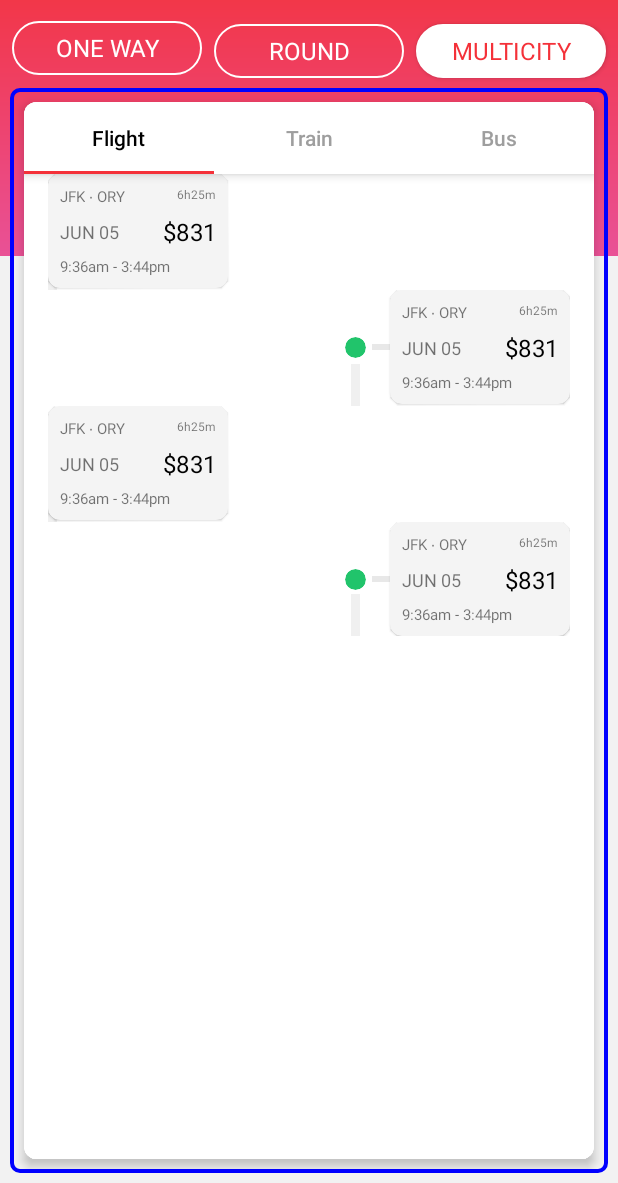
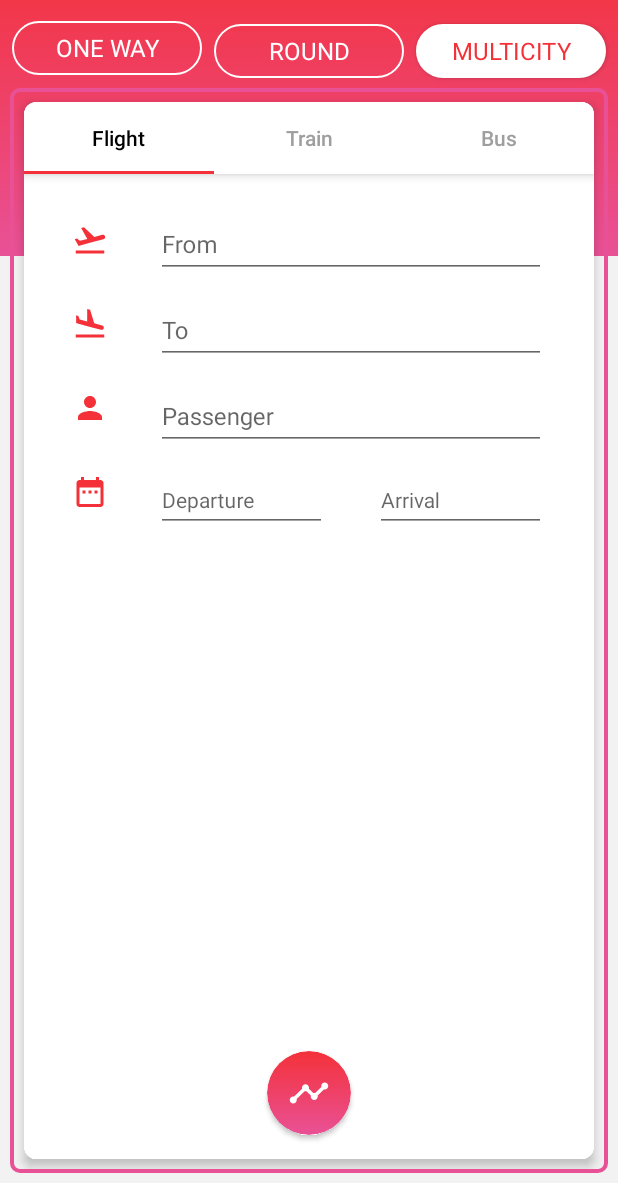
Before and after one commit to nelsonkam/air-asia, an Android app: the screen it shows after launch (MainActivity), after a tap on "MULTICITY", on a phone screen of 412 x 824 dp, the part 53-1236 px from its top. Run offline under Robolectric (Android 15) with nearby library versions, the phone set to English and light mode, and no system bars; libraries missing offline, so code that uses them is left out: co.mobiwise.materialintro; 2 statements that could not run were skipped; 2 other taps on this screen came first.

Commit message:
App finished. \o/ !

```diff
--- a/app/src/main/java/io/airasia/HighlightView.java
+++ b/app/src/main/java/io/airasia/HighlightView.java
@@ -16,10 +16,12 @@ public class HighlightView extends View {
     private RectF rectF;
     private Rect rect;
     private Paint paint;
+    private String color;
 
-    public HighlightView(Context context, Rect rect) {
+    public HighlightView(Context context, Rect rect, String color) {
         super(context);
         this.rect = rect;
+        this.color = color;
         init();
     }
 
@@ -34,7 +36,7 @@ public class HighlightView extends View {
 
         rectF.set(this.rect);
 
-        paint.setColor(Color.BLUE);
+        paint.setColor(Color.parseColor(this.color));
         paint.setStrokeWidth(4);
         paint.setStyle(Paint.Style.STROKE);
         canvas.drawRoundRect(rectF, 8, 8, paint);
--- a/app/src/main/java/io/airasia/MainActivity.java
+++ b/app/src/main/java/io/airasia/MainActivity.java
@@ -7,6 +7,7 @@ import android.support.v4.app.FragmentTransaction;
 import android.support.v4.content.ContextCompat;
 import android.support.v7.app.AppCompatActivity;
 import android.view.View;
+import android.view.ViewGroup;
 import android.widget.Button;
 import android.widget.RelativeLayout;
 
@@ -37,7 +38,7 @@ public class MainActivity extends AppCompatActivity implements View.OnClickListe
 
         fragmentContainer = (RelativeLayout) findViewById(R.id.fragment_container);
         initialBackground = fragmentContainer.getBackground();
-
+        ViewGroup parentViewGroup = ((ViewGroup) getWindow().getDecorView());
         // "One way" is selected by default
         activateButton(oneWay);
     }
--- a/app/src/main/java/io/airasia/adapters/TabPagerAdapter.java
+++ b/app/src/main/java/io/airasia/adapters/TabPagerAdapter.java
@@ -1,7 +1,8 @@
 package io.airasia.adapters;
+
 import android.support.v4.app.Fragment;
 import android.support.v4.app.FragmentManager;
-import android.support.v4.app.FragmentPagerAdapter;
+import android.support.v4.app.FragmentStatePagerAdapter;
 
 import java.util.ArrayList;
 import java.util.List;
@@ -10,7 +11,7 @@ import java.util.List;
  * Created by nelson on 3/13/17.
  */
 
-public class TabPagerAdapter extends FragmentPagerAdapter {
+public class TabPagerAdapter extends FragmentStatePagerAdapter {
     private final List<Fragment> mFragmentList = new ArrayList<>();
     private final List<String> mFragmentTitleList = new ArrayList<>();
     public TabPagerAdapter(FragmentManager manager) {
--- a/app/src/main/java/io/airasia/adapters/TripAdapter.java
+++ b/app/src/main/java/io/airasia/adapters/TripAdapter.java
@@ -80,7 +80,7 @@ public class TripAdapter extends RecyclerView.Adapter<TripAdapter.ViewHolder> {
             coloredCircle = (CardView) itemView.findViewById(R.id.colored_circle);
             secondConnector = itemView.findViewById(R.id.second_item_connector);
             tripView = (CardView) itemView.findViewById(R.id.trip_view);
-            itemView.setOnClickListener(this);
+            tripView.setOnClickListener(this);
             this.ctx = ctx;
         }
 
--- a/app/src/main/java/io/airasia/fragments/FlightFragment.java
+++ b/app/src/main/java/io/airasia/fragments/FlightFragment.java
@@ -5,9 +5,6 @@ import android.os.Bundle;
 import android.support.annotation.Nullable;
 import android.support.constraint.ConstraintLayout;
 import android.support.v4.app.Fragment;
-import android.support.v7.widget.CardView;
-import android.support.v7.widget.LinearLayoutManager;
-import android.support.v7.widget.RecyclerView;
 import android.view.LayoutInflater;
 import android.view.MotionEvent;
 import android.view.View;
@@ -16,11 +13,9 @@ import android.widget.DatePicker;
 import android.widget.EditText;
 
 import java.text.SimpleDateFormat;
-import java.util.ArrayList;
 import java.util.Calendar;
 
 import io.airasia.R;
-import io.airasia.adapters.TripAdapter;
 
 
 public class FlightFragment extends Fragment implements View.OnClickListener, DatePickerDialog.OnDateSetListener, View.OnTouchListener {
@@ -47,22 +42,11 @@ public class FlightFragment extends Fragment implements View.OnClickListener, Da
         departureEditText.setOnTouchListener(this);
         arrivalEditText = (EditText) view.findViewById(R.id.arrival_edit_text);
         arrivalEditText.setOnTouchListener(this);
-        CardView fab = (CardView) getView().findViewById(R.id.timeline_fab);
-        fab.setOnClickListener(this);
+//        CardView fab = (CardView) getView().findViewById(R.id.timeline_fab);
+//        fab.setOnClickListener(this);
         firstView = (ConstraintLayout) view.findViewById(R.id.first_view);
         secondView = (ConstraintLayout) view.findViewById(R.id.second_view);
-        RecyclerView recyclerView = (RecyclerView) view.findViewById(R.id.recycler_view);
-        recyclerView.setHasFixedSize(true);
 
-        // use a linear layout manager
-        LinearLayoutManager mLayoutManager = new LinearLayoutManager(getContext());
-        recyclerView.setLayoutManager(mLayoutManager);
-        ArrayList<Boolean> states = new ArrayList<>();
-        states.add(true);
-        states.add(false);
-        states.add(false);
-        states.add(false);
-        recyclerView.setAdapter(new TripAdapter(states, getActivity()));
     }
 
     @Override
--- a/app/src/main/java/io/airasia/fragments/MulticityFragment.java
+++ b/app/src/main/java/io/airasia/fragments/MulticityFragment.java
@@ -6,9 +6,14 @@ import android.support.annotation.Nullable;
 import android.support.design.widget.TabLayout;
 import android.support.v4.app.Fragment;
 import android.support.v4.view.ViewPager;
+import android.support.v7.widget.CardView;
 import android.view.LayoutInflater;
 import android.view.View;
 import android.view.ViewGroup;
+import android.widget.ImageView;
+
+import java.util.ArrayList;
+import java.util.List;
 
 import io.airasia.R;
 import io.airasia.adapters.TabPagerAdapter;
@@ -16,12 +21,12 @@ import io.airasia.adapters.TabPagerAdapter;
 /**
  * A simple {@link Fragment} subclass.
  */
-public class MulticityFragment extends Fragment {
+public class MulticityFragment extends Fragment implements View.OnClickListener {
 
     TabLayout tabLayout;
     TabPagerAdapter adapter;
     ViewPager viewPager;
-
+    ImageView timelineIcon;
     public MulticityFragment() {
         // Required empty public constructor
     }
@@ -40,16 +45,45 @@ public class MulticityFragment extends Fragment {
         super.onActivityCreated(savedInstanceState);
         tabLayout = (TabLayout) getView().findViewById(R.id.tab_layout);
         viewPager = (ViewPager) getView().findViewById(R.id.viewPager);
-        setupViewPager(viewPager);
+        List<Fragment> fragments = new ArrayList<>();
+        fragments.add(new FlightFragment());
+        fragments.add(new FlightFragment());
+        fragments.add(new FlightFragment());
+        List<String> titles = new ArrayList<>();
+        titles.add("Flight");
+        titles.add("Train");
+        titles.add("Bus");
+        setupViewPager(viewPager, fragments, titles);
         tabLayout.setupWithViewPager(viewPager);
+        CardView timelineFab = (CardView) getView().findViewById(R.id.timeline_fab);
+        timelineFab.setOnClickListener(this);
+        timelineIcon = (ImageView) getView().findViewById(R.id.timeline_icon);
     }
 
-    private void setupViewPager(ViewPager viewPager) {
+    private void setupViewPager(ViewPager viewPager, List<Fragment> fragments, List<String> titles) {
         adapter = new TabPagerAdapter(getChildFragmentManager());
         // Add fragments as well as titles to be added as tabs
-        adapter.addFrag(new FlightFragment(), "Flight");
-        adapter.addFrag(new FlightFragment(), "Train");
-        adapter.addFrag(new FlightFragment(), "Bus");
+        for (int i = 0; i < fragments.size(); i++) {
+            adapter.addFrag(fragments.get(i), titles.get(i));
+        }
         viewPager.setAdapter(adapter);
     }
+
+    @Override
+    public void onClick(View view) {
+        int index = view.getId();
+        if (index == R.id.timeline_fab) {
+            List<Fragment> fragments = new ArrayList<>();
+            fragments.add(new PriceFragment());
+            fragments.add(new FlightFragment());
+            fragments.add(new FlightFragment());
+            List<String> titles = new ArrayList<>();
+            titles.add("Price");
+            titles.add("Duration");
+            titles.add("Stop");
+            setupViewPager(viewPager, fragments, titles);
+            tabLayout.setupWithViewPager(viewPager);
+            timelineIcon.setImageResource(R.drawable.ic_check);
+        }
+    }
 }
--- a/app/src/main/java/io/airasia/utils/HighlightUtil.java
+++ b/app/src/main/java/io/airasia/utils/HighlightUtil.java
@@ -6,6 +6,12 @@ import android.os.CountDownTimer;
 import android.view.View;
 import android.view.ViewGroup;
 
+import java.util.UUID;
+
+import co.mobiwise.materialintro.shape.Focus;
+import co.mobiwise.materialintro.shape.FocusGravity;
+import co.mobiwise.materialintro.shape.ShapeType;
+import co.mobiwise.materialintro.view.MaterialIntroView;
 import io.airasia.HighlightView;
 
 /**
@@ -23,8 +29,19 @@ public class HighlightUtil {
         int relativeTop = offsetViewBounds.top;
         int relativeLeft = offsetViewBounds.left;
         rect.set(relativeLeft, relativeTop, relativeLeft + view.getWidth(), relativeTop + view.getHeight());
-        final HighlightView highlightView = new HighlightView(activity, rect);
+        final HighlightView highlightView = new HighlightView(activity, rect, "#E95196");
         parentViewGroup.addView(highlightView);
+        final MaterialIntroView materialIntroView = new MaterialIntroView.Builder(activity)
+                .enableIcon(false)
+                .dismissOnTouch(true)
+                .setFocusGravity(FocusGravity.CENTER)
+                .setFocusType(Focus.MINIMUM)
+                .setDelayMillis(500)
+                .enableFadeAnimation(true)
+                .setShape(ShapeType.RECTANGLE)
+                .setTarget(view)
+                .setUsageId("intro_card" + UUID.randomUUID().toString()) //THIS SHOULD BE UNIQUE ID
+                .show();
         new CountDownTimer(1500, 1500) {
 
             @Override
@@ -34,6 +51,7 @@ public class HighlightUtil {
             @Override
             public void onFinish() {
                 highlightView.setVisibility(View.GONE);
+                materialIntroView.dismiss();
             }
         }.start();
     }
--- /dev/null
+++ b/app/src/main/res/drawable/ic_check.xml
@@ -0,0 +1,9 @@
+<vector xmlns:android="http://schemas.android.com/apk/res/android"
+    android:width="@dimen/fab_radius"
+    android:height="@dimen/fab_radius"
+    android:viewportHeight="24.0"
+    android:viewportWidth="24.0">
+    <path
+        android:fillColor="#FFFFFF"
+        android:pathData="M9,16.17L4.83,12l-1.42,1.41L9,19 21,7l-1.41,-1.41z" />
+</vector>
--- a/app/src/main/res/layout/fragment_flight.xml
+++ b/app/src/main/res/layout/fragment_flight.xml
@@ -12,7 +12,6 @@
         android:layout_marginLeft="32dp"
         android:layout_marginRight="32dp"
         android:layout_marginTop="48dp"
-        android:visibility="gone"
         app:layout_constraintBottom_toBottomOf="parent"
         app:layout_constraintLeft_toLeftOf="parent"
         app:layout_constraintRight_toRightOf="parent"
@@ -142,55 +141,5 @@
                 android:hint="Arrival"
                 android:textSize="14sp" />
         </android.support.design.widget.TextInputLayout>
-
-        <android.support.v7.widget.CardView
-            android:id="@+id/timeline_fab"
-            android:layout_width="@dimen/fab_height"
-            android:layout_height="@dimen/fab_height"
-            app:cardCornerRadius="@dimen/fab_radius"
-            app:layout_constraintBottom_toBottomOf="parent"
-            app:layout_constraintLeft_toLeftOf="parent"
-            app:layout_constraintRight_toRightOf="parent"
-            app:layout_constraintTop_toBottomOf="@id/departure_text_input_layout"
-            app:layout_constraintVertical_bias="0.9">
-
-            <ImageView
-                android:layout_width="match_parent"
-                android:layout_height="match_parent"
-                android:scaleType="fitXY"
-                android:src="@drawable/fab_gradient" />
-
-            <ImageView
-                android:layout_width="wrap_content"
-                android:layout_height="wrap_content"
-                android:layout_marginLeft="@dimen/fab_radius_halved"
-                android:layout_marginTop="@dimen/fab_radius_halved"
-                android:src="@drawable/ic_timeline" />
-        </android.support.v7.widget.CardView>
-    </android.support.constraint.ConstraintLayout>
-
-    <android.support.constraint.ConstraintLayout
-        android:id="@+id/second_view"
-        android:layout_width="0dp"
-        android:layout_height="0dp"
-        android:layout_marginLeft="16dp"
-        android:layout_marginRight="16dp"
-        android:layout_marginTop="48dp"
-        app:layout_constraintBottom_toBottomOf="parent"
-        app:layout_constraintLeft_toLeftOf="parent"
-        app:layout_constraintRight_toRightOf="parent"
-        app:layout_constraintTop_toTopOf="parent">
-
-        <android.support.v7.widget.RecyclerView
-            android:id="@+id/recycler_view"
-            android:layout_width="0dp"
-            android:layout_height="0dp"
-            android:text="One way"
-            android:textSize="18sp"
-            app:layout_constraintBottom_toBottomOf="parent"
-            app:layout_constraintLeft_toLeftOf="parent"
-            app:layout_constraintRight_toRightOf="parent"
-            app:layout_constraintTop_toTopOf="parent"
-            tools:listitem="@layout/timeline_item_left" />
     </android.support.constraint.ConstraintLayout>
 </android.support.constraint.ConstraintLayout>
--- a/app/src/main/res/layout/fragment_multicity.xml
+++ b/app/src/main/res/layout/fragment_multicity.xml
@@ -42,5 +42,31 @@
                 android:background="@drawable/main_background" />
         </android.support.design.widget.CoordinatorLayout>
 
+        <android.support.v7.widget.CardView
+            android:id="@+id/timeline_fab"
+            android:layout_width="@dimen/fab_height"
+            android:layout_height="@dimen/fab_height"
+            android:layout_marginBottom="16dp"
+            app:cardCornerRadius="@dimen/fab_radius"
+            app:layout_constraintBottom_toBottomOf="parent"
+            app:layout_constraintLeft_toLeftOf="parent"
+            app:layout_constraintRight_toRightOf="parent"
+            app:layout_constraintTop_toBottomOf="@id/departure_text_input_layout"
+            app:layout_constraintVertical_bias="0.9">
+
+            <ImageView
+                android:layout_width="match_parent"
+                android:layout_height="match_parent"
+                android:scaleType="fitXY"
+                android:src="@drawable/fab_gradient" />
+
+            <ImageView
+                android:id="@+id/timeline_icon"
+                android:layout_width="wrap_content"
+                android:layout_height="wrap_content"
+                android:layout_marginLeft="@dimen/fab_radius_halved"
+                android:layout_marginTop="@dimen/fab_radius_halved"
+                android:src="@drawable/ic_timeline" />
+        </android.support.v7.widget.CardView>
     </android.support.constraint.ConstraintLayout>
 </android.support.v7.widget.CardView>
--- a/app/src/main/res/layout/timeline_item_left.xml
+++ b/app/src/main/res/layout/timeline_item_left.xml
@@ -54,7 +54,7 @@
         android:padding="8dp"
         app:cardBackgroundColor="#F4F4F4"
         app:cardCornerRadius="8dp"
-        app:cardElevation="1dp"
+        app:cardElevation="0dp"
         app:layout_constraintBottom_toBottomOf="@id/circle_to_trip_connector"
         app:layout_constraintRight_toLeftOf="@id/circle_to_trip_connector"
         app:layout_constraintTop_toTopOf="@id/circle_to_trip_connector">
--- a/app/src/main/res/layout/timeline_item_right.xml
+++ b/app/src/main/res/layout/timeline_item_right.xml
@@ -53,7 +53,7 @@
         android:padding="8dp"
         app:cardBackgroundColor="#F4F4F4"
         app:cardCornerRadius="8dp"
-        app:cardElevation="1dp"
+        app:cardElevation="0dp"
         app:layout_constraintBottom_toBottomOf="@id/circle_to_trip_connector"
         app:layout_constraintRight_toRightOf="parent"
         app:layout_constraintTop_toTopOf="@id/circle_to_trip_connector">
```
Also changed, not shown: app/src/main/java/io/airasia/fragments/PriceFragment.java (added, +48 -0 lines), app/src/main/res/drawable/ic_airplanemode.xml (added, +12 -0 lines), app/src/main/res/layout/fragment_price.xml (added, +42 -0 lines).
